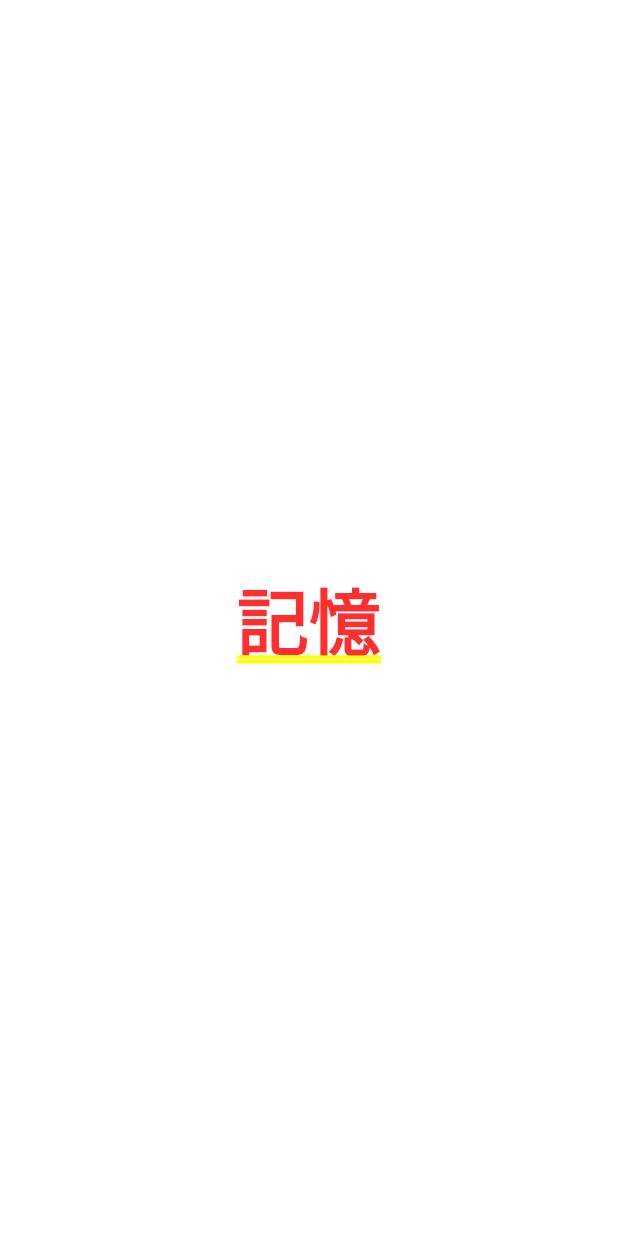
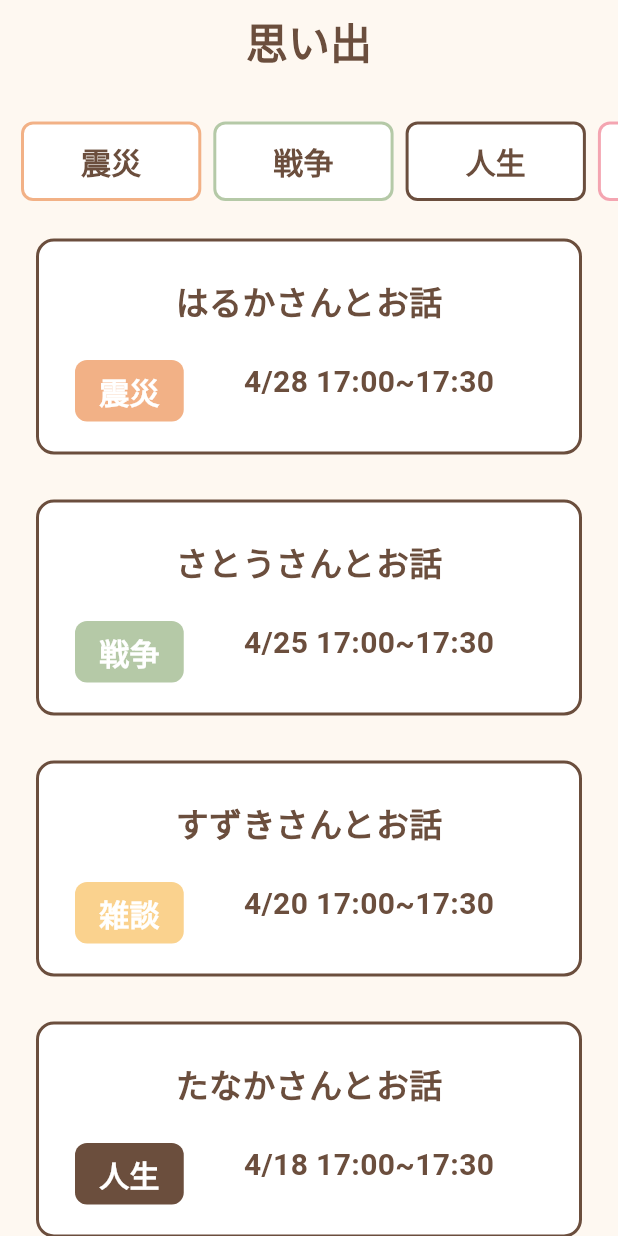
Before and after one commit to mun-o2/hack1, a Flutter app: the screen it shows after launch, after a tap on "大学生", after a tap on "思い出", on a phone screen of 412 x 824 dp. Run offline on Flutter 3.47's test engine with Material 3 defaults, Android fonts, the phone set to English and light mode, and no system bars; our stand-ins replace flutter_riverpod, go_router; Roboto replaces fonts that are missing (ZenMaruGothic).

```diff
--- a/lib/features/student/memory/student_memory_screen.dart
+++ b/lib/features/student/memory/student_memory_screen.dart
@@ -1,10 +1,193 @@
 import 'package:flutter/material.dart';
+import 'package:hack1/features/materials.dart';
 
-class StudentMemoryScreen extends StatelessWidget {
+// データモデル
+class Memory {
+  final String partnerName;
+  final String category;
+  final String dateTime;
+
+  Memory({
+    required this.partnerName,
+    required this.category,
+    required this.dateTime,
+  });
+}
+
+// ダミーデータ
+final List<Memory> dummyMemories = [
+  Memory(partnerName: 'はるかさん', category: '震災', dateTime: '4/28 17:00~17:30'),
+  Memory(partnerName: 'さとうさん', category: '戦争', dateTime: '4/25 17:00~17:30'),
+  Memory(partnerName: 'すずきさん', category: '雑談', dateTime: '4/20 17:00~17:30'),
+  Memory(partnerName: 'たなかさん', category: '人生', dateTime: '4/18 17:00~17:30'),
+];
+
+class StudentMemoryScreen extends StatefulWidget {
   const StudentMemoryScreen({super.key});
 
   @override
+  State<StudentMemoryScreen> createState() => _StudentMemoryScreenState();
+}
+
+class _StudentMemoryScreenState extends State<StudentMemoryScreen> {
+  // 掲示板と同じく、選択中のカテゴリを管理（最初はnull＝すべて表示、または特定のカテゴリ）
+  String? selectedCategory;
+
+  @override
   Widget build(BuildContext context) {
-    return const Center(child: Text('記憶'));
+    final categoryColors = AppColors.pastelCategoryColors;
+
+    // フィルタリングされたリスト
+    final filteredMemories = selectedCategory == null
+        ? dummyMemories
+        : dummyMemories.where((m) => m.category == selectedCategory).toList();
+
+    return Scaffold(
+      appBar: AppBar(
+        title: const Text(
+          '思い出',
+          style: TextStyle(
+            fontSize: 28,
+            fontWeight: FontWeight.bold,
+            color: AppColors.mainBrown,
+          ),
+        ),
+        centerTitle: true,
+        automaticallyImplyLeading: false,
+        backgroundColor: AppColors.backgroundBeige,
+        elevation: 0,
+        scrolledUnderElevation: 0,
+      ),
+      backgroundColor: AppColors.backgroundBeige,
+      body: Column(
+        children: [
+          // --- カテゴリフィルター（掲示板と全く同じ構造） ---
+          SingleChildScrollView(
+            scrollDirection: Axis.horizontal,
+            padding: const EdgeInsets.fromLTRB(10, 25, 0, 0),
+            child: Row(
+              children: categoryColors.keys.map((category) {
+                return _buildCategoryButton(category, categoryColors);
+              }).toList(),
+            ),
+          ),
+          const SizedBox(height: 10),
+
+          // --- 思い出リスト ---
+          Expanded(
+            child: ListView.builder(
+              itemCount: filteredMemories.length,
+              itemBuilder: (context, index) {
+                final memory = filteredMemories[index];
+                return _memoryCard(
+                  memory.partnerName,
+                  memory.category,
+                  memory.dateTime,
+                  categoryColors,
+                );
+              },
+            ),
+          ),
+        ],
+      ),
+    );
+  }
+
+  // カテゴリボタン（掲示板のコードをそのまま採用）
+  Widget _buildCategoryButton(String category, Map<String, Color> colorSet) {
+    final Color themeColor = AppColors.getCategoryColor(category, colorSet);
+    final bool isSelected = selectedCategory == category;
+
+    return Padding(
+      padding: const EdgeInsets.symmetric(horizontal: 4),
+      child: OutlinedButton(
+        onPressed: () {
+          setState(() {
+            selectedCategory = isSelected ? null : category;
+          });
+        },
+        style: OutlinedButton.styleFrom(
+          backgroundColor: isSelected ? themeColor : Colors.white,
+          foregroundColor: isSelected ? Colors.white : AppColors.mainBrown,
+          side: BorderSide(color: themeColor, width: 2.0),
+          shape: RoundedRectangleBorder(borderRadius: BorderRadius.circular(8)),
+          padding: const EdgeInsets.symmetric(horizontal: 40, vertical: 12),
+        ),
+        child: Text(
+          category,
+          style: const TextStyle(fontWeight: FontWeight.bold, fontSize: 20),
+        ),
+      ),
+    );
+  }
+
+  // 思い出カード（掲示板のスタイルをベースに、中身を組み替え）
+  Widget _memoryCard(
+    String partnerName,
+    String category,
+    String dateTime,
+    Map<String, Color> colorSet,
+  ) {
+    final Color themeColor = AppColors.getCategoryColor(category, colorSet);
+
+    return Container(
+      width: 340,
+      margin: const EdgeInsets.symmetric(horizontal: 24, vertical: 15),
+      padding: const EdgeInsets.fromLTRB(24, 24, 24, 20),
+      decoration: BoxDecoration(
+        color: Colors.white,
+        borderRadius: BorderRadius.circular(12),
+        border: Border.all(color: AppColors.mainBrown, width: 2),
+      ),
+      child: Column(
+        children: [
+          Text(
+            '$partnerNameとお話',
+            style: const TextStyle(
+              fontSize: 22,
+              color: AppColors.mainBrown,
+              fontWeight: FontWeight.bold,
+            ),
+          ),
+          const SizedBox(height: 24),
+
+          Row(
+            mainAxisAlignment: MainAxisAlignment.start,
+            crossAxisAlignment: CrossAxisAlignment.start,
+            children: [
+              Container(
+                padding: const EdgeInsets.symmetric(
+                  horizontal: 16,
+                  vertical: 6,
+                ),
+                decoration: BoxDecoration(
+                  color: themeColor,
+                  borderRadius: BorderRadius.circular(8),
+                ),
+                child: Text(
+                  category,
+                  style: const TextStyle(
+                    color: Colors.white,
+                    fontWeight: FontWeight.bold,
+                    fontSize: 20,
+                  ),
+                ),
+              ),
+
+              const SizedBox(width: 40),
+
+              Text(
+                dateTime,
+                style: const TextStyle(
+                  color: AppColors.mainBrown,
+                  fontSize: 20,
+                  fontWeight: FontWeight.bold,
+                ),
+              ),
+            ],
+          ),
+        ],
+      ),
+    );
   }
 }
```
